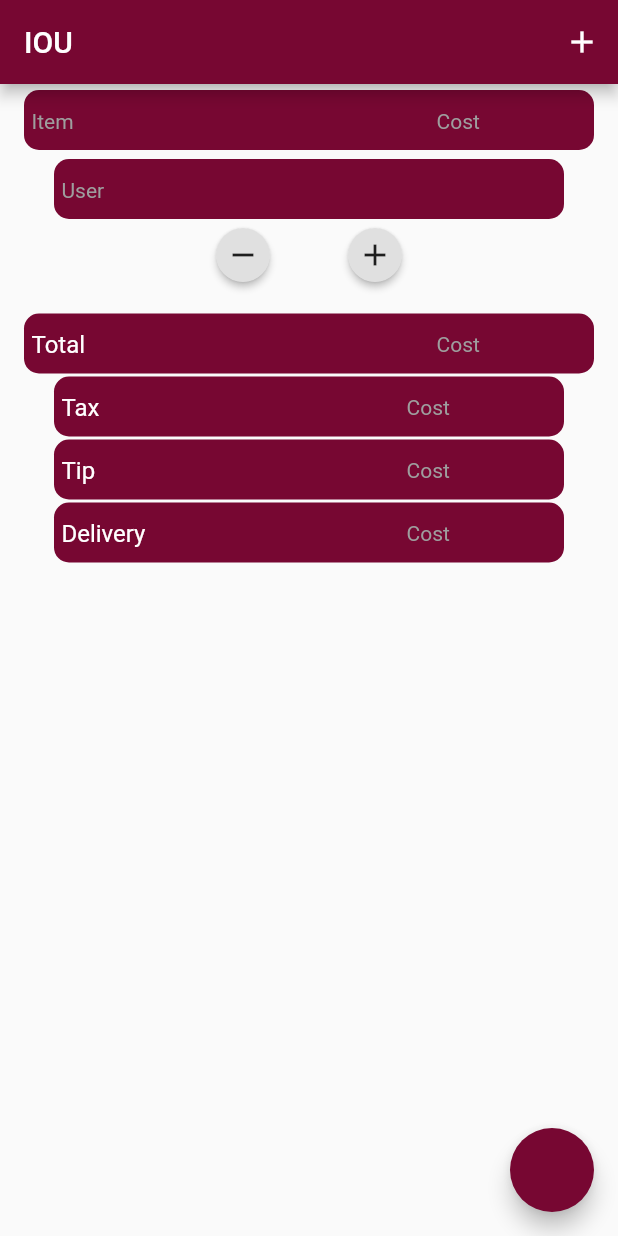
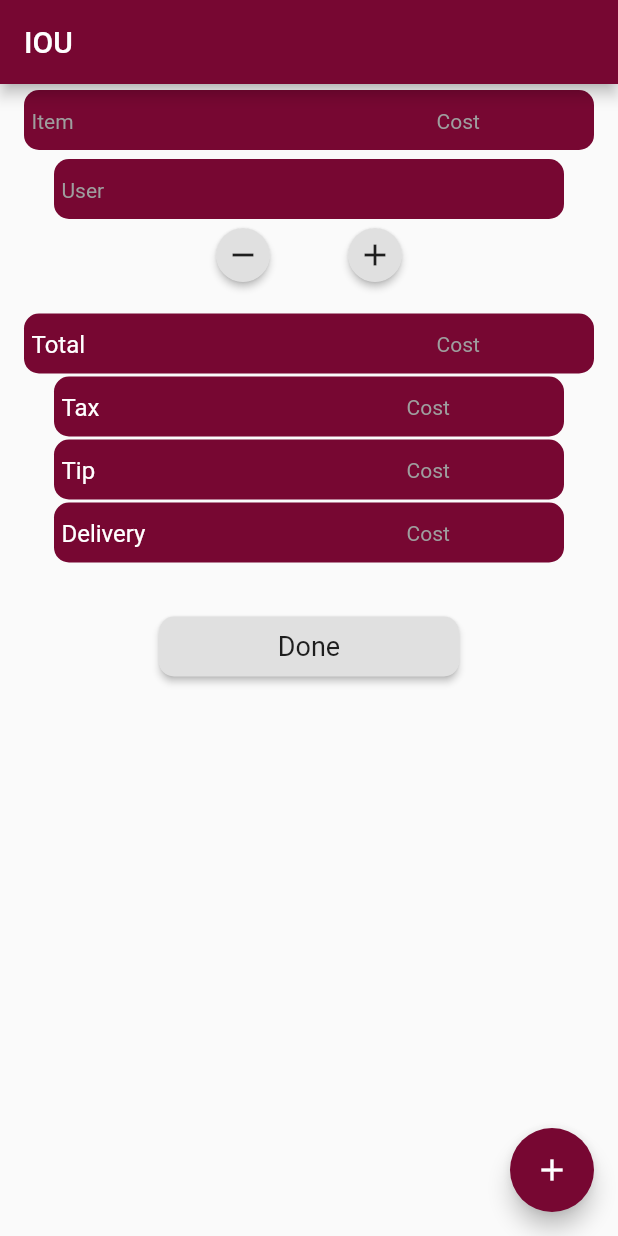
Before and after one commit to RobertKats/BreadSlice, a Flutter app: the screen it shows after launch, on a phone screen of 412 x 824 dp. Run offline on Flutter 3.47's test engine with Material 2 defaults, Android fonts, the phone set to English and light mode, and no system bars.

Commit message:
updated main page added new button

```diff
--- a/lib/myForum.dart
+++ b/lib/myForum.dart
@@ -58,31 +58,25 @@ class MyForumState extends State<MyForum>{
       appBar: AppBar(
         title: Text("IOU",
           ),
-        actions: <Widget>[
-          IconButton(
-            icon: Icon(Icons.add),
-            onPressed: (){
+        // actions: <Widget>[
+        //   IconButton(
+        //     icon: Icon(Icons.add),
+        //     onPressed: (){
+
+        //     },
+        //   ),
+        // ],
+      ),
+      body: _mainList(),
+      floatingActionButton: FloatingActionButton(
+        child: Icon(Icons.add),
+        onPressed: (){
+                _update();
                 var _data = ItemData();
                 _data.subList.add(UserData());
                 itemList.add( _data);
-
                 setState(() {
                 });
-                // Navigator.push(context, MaterialPageRoute(
-                //   builder: (context) => Summary(users: users, totalData: totalData,),
-                // ));
-                //_update();
-                //setState(() {});
-            },
-          ),
-        ],
-      ),
-      body: _mainList(),
-      floatingActionButton: FloatingActionButton(
-        onPressed: (){
-           Navigator.push(context, MaterialPageRoute(
-                  builder: (context) => Summary(users: users, totalData: totalData,),
-                ));
 
         },
         ),
@@ -165,19 +159,54 @@ class MyForumState extends State<MyForum>{
         itemBuilder: (context,i){
           if(itemList.length == i){
 
-            return Padding(
-              padding: EdgeInsets.only(top: 15,bottom: 100),
+            return _costDataAndDoneButton();
+          }
+            return _body(i);
+        },
+        itemCount: itemList.length+1,
+      );
+  }
+
+  Widget _costDataAndDoneButton(){
+      return Column(
+        mainAxisAlignment: MainAxisAlignment.start,
+        children: <Widget>[
+             Padding(
+              padding: EdgeInsets.only(top: 15,bottom: 15),
               child: TotalField(
                 total: totalData.total,
                 tax: totalData.tax,
                 tip: totalData.tip,
                 delivery: totalData.delivery,
+               ),
               ),
-              );
-          }
-            return _body(i);
-        },
-        itemCount: itemList.length+1,
+          Padding(
+            padding: EdgeInsets.only(top: 15,bottom: 100),
+            child: RawMaterialButton(
+              fillColor: Theme.of(context).buttonColor,
+              child: Text("Done",
+                  style: TextStyle(
+                  fontSize: 18
+                ),
+              ),
+              constraints: BoxConstraints(
+                minHeight: 40,
+                minWidth: 200
+              ),
+              shape: RoundedRectangleBorder(
+                      borderRadius: BorderRadius.circular(10),
+                       ),
+
+              onPressed: (){
+                            Navigator.push(context, MaterialPageRoute(
+                            builder: (context) => Summary(users: users, totalData: totalData,),
+                            ));
+                            },
+
+
+              ),
+            ),
+        ],
       );
   }
 
```
